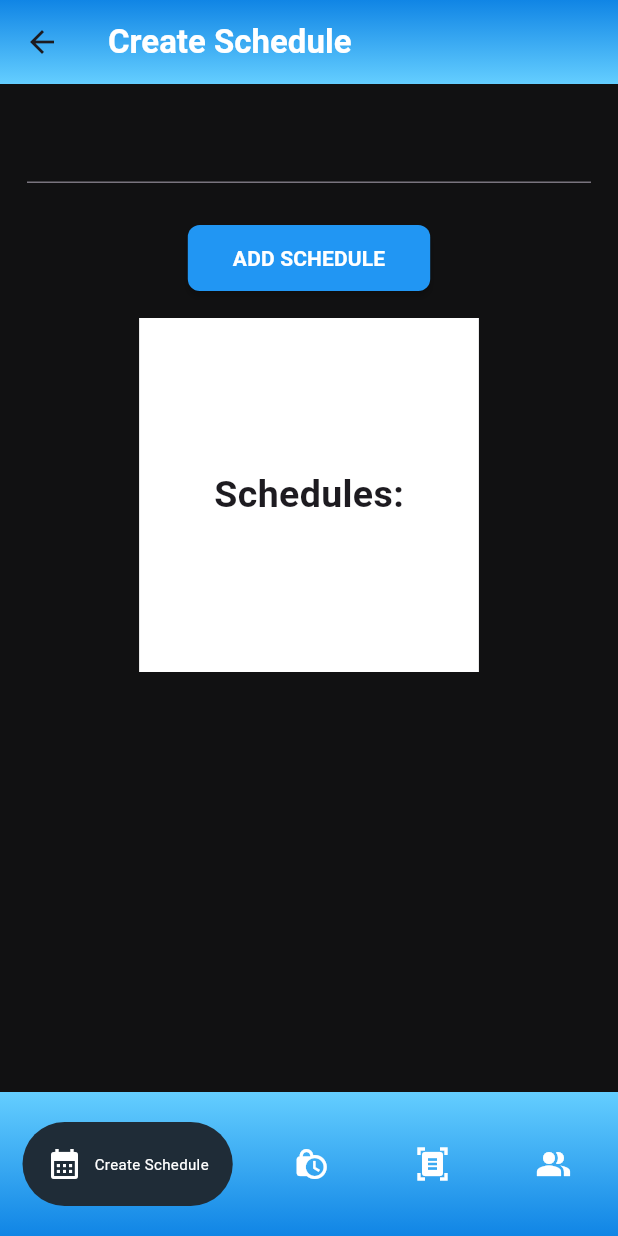
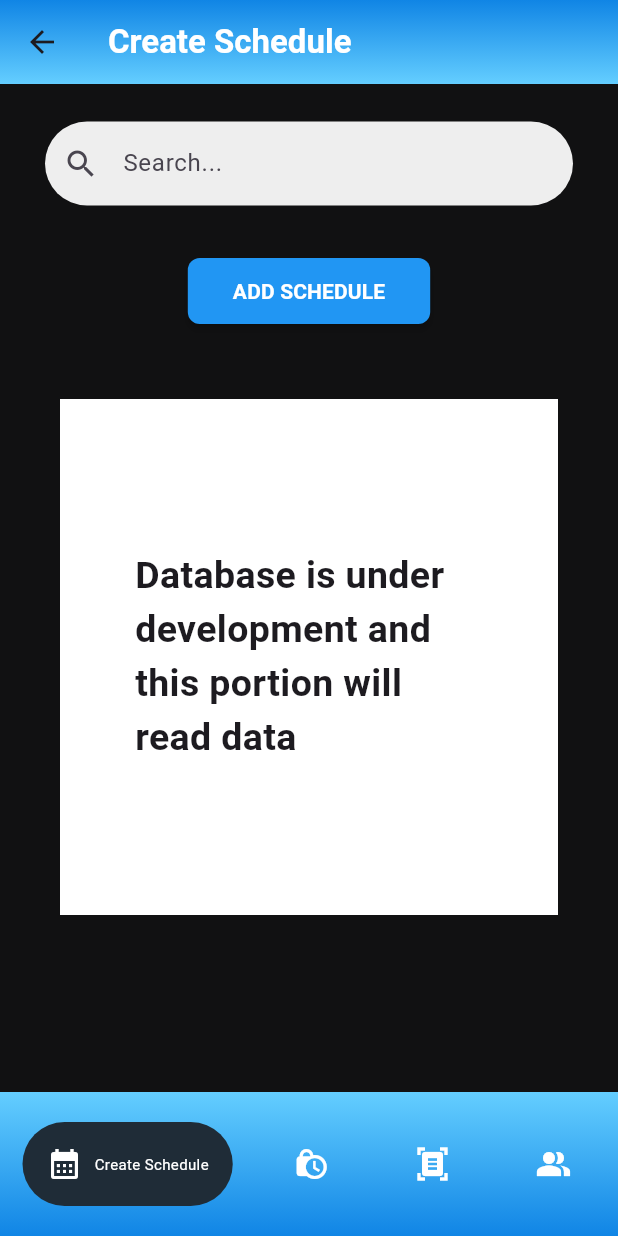
Before and after one commit to Makcieh/assfiex_app_it14, a Flutter app: the BottomNav screen opened by its route, on a phone screen of 412 x 824 dp. Run offline on Flutter 3.47's test engine with Material 3 defaults, Android fonts, the phone set to English and light mode, and no system bars; drawn by our look-alikes of google_nav_bar; our stand-ins replace cloud_firestore, firebase_auth, firebase_core, table_calendar; accounts and stored records are empty; network calls fail.

Commit message:
updated on 9-30

```diff
--- a/lib/components/bottom_nav.dart
+++ b/lib/components/bottom_nav.dart
@@ -17,7 +17,7 @@ class _BottomNavState extends State<BottomNav> {
 
   // List of pages corresponding to each tab
   static final List<Widget> _pages = <Widget>[
-    const CreateSchedPage(),
+    CreateSchedPage(),
     const TimeAvailPage(),
     const RequestPage(),
     const EmployeesPage()
--- a/lib/main.dart
+++ b/lib/main.dart
@@ -2,7 +2,6 @@ import 'package:assfiex_app_it14/components/bottom_nav.dart';
 import 'package:assfiex_app_it14/firebase_options.dart';
 import 'package:assfiex_app_it14/pages/employees_pages/employee_fill.dart';
 import 'package:assfiex_app_it14/pages/employees_pages/employees_page.dart';
-import 'package:assfiex_app_it14/pages/home.dart';
 import 'package:assfiex_app_it14/pages/requestpages/all_request.dart';
 import 'package:assfiex_app_it14/pages/requestpages/request_page.dart';
 import 'package:assfiex_app_it14/pages/Time_Avail_page.dart';
@@ -27,11 +26,11 @@ class MyApp extends StatelessWidget {
   Widget build(BuildContext context) {
     return MaterialApp(
         debugShowCheckedModeBanner: false,
-        home: Home(),
+        home: const AuthPage(),
         routes: {
           //routes in all pages
           '/menupage': (context) => const MenuPage(),
-          '/createschedpage': (context) => const CreateSchedPage(),
+          '/createschedpage': (context) => CreateSchedPage(),
           '/timeavailpage': (context) => const TimeAvailPage(),
           '/requestpage': (context) => const RequestPage(),
           '/employeepage': (context) => const EmployeesPage(),
--- a/lib/pages/createschedpages/create_sched_fill.dart
+++ b/lib/pages/createschedpages/create_sched_fill.dart
@@ -23,7 +23,7 @@ void createschedFill(BuildContext context) {
             children: [
               const Center(
                 child: Text(
-                  "FILL THE DETAILS",
+                  "Database is under development and this textfield is temporary",
                   style: TextStyle(
                     fontSize: 20,
                     fontWeight: FontWeight.bold,
--- a/lib/pages/createschedpages/create_sched_page.dart
+++ b/lib/pages/createschedpages/create_sched_page.dart
@@ -4,7 +4,9 @@ import 'package:flutter/material.dart';
 final searchengine = TextEditingController();
 
 class CreateSchedPage extends StatelessWidget {
-  const CreateSchedPage({super.key});
+  CreateSchedPage({super.key});
+
+  final TextEditingController _searchController = TextEditingController();
 
   @override
   Widget build(BuildContext context) {
@@ -32,13 +34,23 @@ class CreateSchedPage extends StatelessWidget {
         child: Column(
           children: [
             Padding(
-              padding: const EdgeInsets.all(8.0),
-              child: Container(
-                padding: const EdgeInsets.all(10),
-                child: TextField(
-                  controller: searchengine,
-                  obscureText: false,
+              padding: const EdgeInsets.symmetric(horizontal: 30, vertical: 25),
+              child: TextField(
+                controller: _searchController,
+                decoration: InputDecoration(
+                  prefixIcon: const Icon(Icons.search), // Search icon
+                  hintText: 'Search...',
+                  border: OutlineInputBorder(
+                    borderRadius: BorderRadius.circular(30.0), // Rounded edges
+                    borderSide: BorderSide.none, // No border
+                  ),
+                  filled: true, // Makes the background filled
+                  fillColor: Colors.grey[200], // Light gray background color
                 ),
+                onChanged: (value) {
+                  // Handle search query
+                  print("Search query: $value");
+                },
               ),
             ),
             Padding(
@@ -59,19 +71,19 @@ class CreateSchedPage extends StatelessWidget {
                   "ADD SCHEDULE",
                   style: TextStyle(
                     fontSize: 14, // Font size
-                    fontWeight: FontWeight.bold, // Bold text
+                    fontWeight: FontWeight.bold,
                   ),
                 ),
               ),
             ),
             Padding(
-              padding: const EdgeInsets.all(8.0),
+              padding: const EdgeInsets.all(40),
               child: Container(
                 padding:
                     const EdgeInsets.symmetric(horizontal: 50, vertical: 100),
                 color: Colors.white,
                 child: const Text(
-                  'Schedules:',
+                  'Database is under development and this portion will read data',
                   style: TextStyle(fontSize: 25, fontWeight: FontWeight.bold),
                 ),
               ),
--- a/lib/pages/requestpages/request_fill.dart
+++ b/lib/pages/requestpages/request_fill.dart
@@ -23,7 +23,7 @@ void createBottomSheet(BuildContext context) {
             children: [
               const Center(
                 child: Text(
-                  "FILL THE DETAILS",
+                  "Database is under development and this textfield is temporary",
                   style: TextStyle(
                     fontSize: 20,
                     fontWeight: FontWeight.bold,
```
Also changed, not shown: lib/pages/Time_Avail_page.dart (+42 -1 lines), lib/pages/employees_pages/employee_fill.dart (+7 -0 lines), lib/pages/employees_pages/employees_page.dart (+15 -1 lines), lib/pages/login_page.dart (+16 -9 lines), lib/pages/requestpages/all_request.dart (+9 -1 lines).
